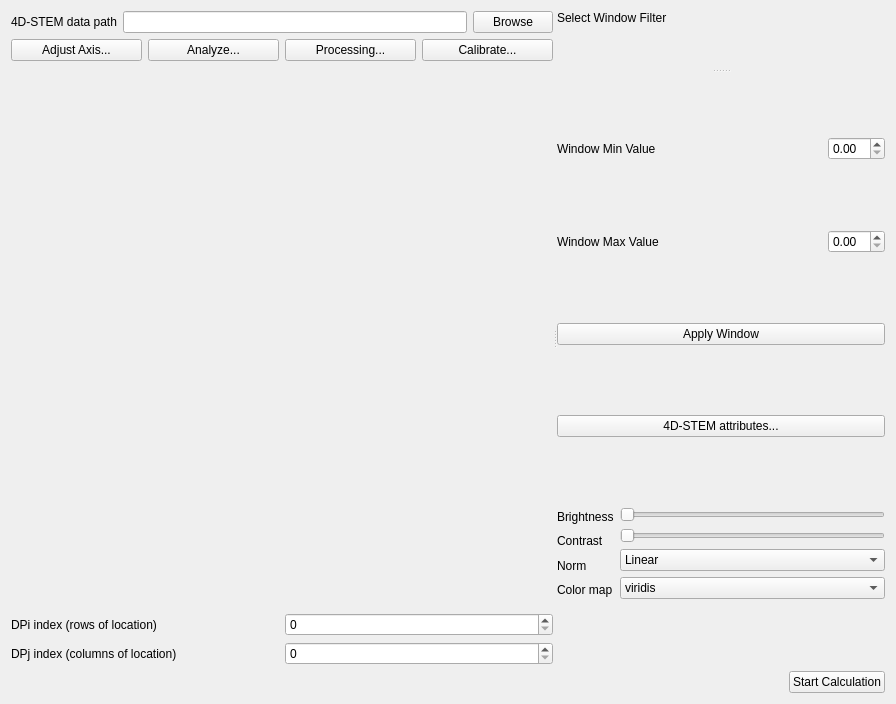
ManifoldsHu/FourDExplorer, file ui/uiPageBkgrdFourDSTEM.ui: the form before one commit.
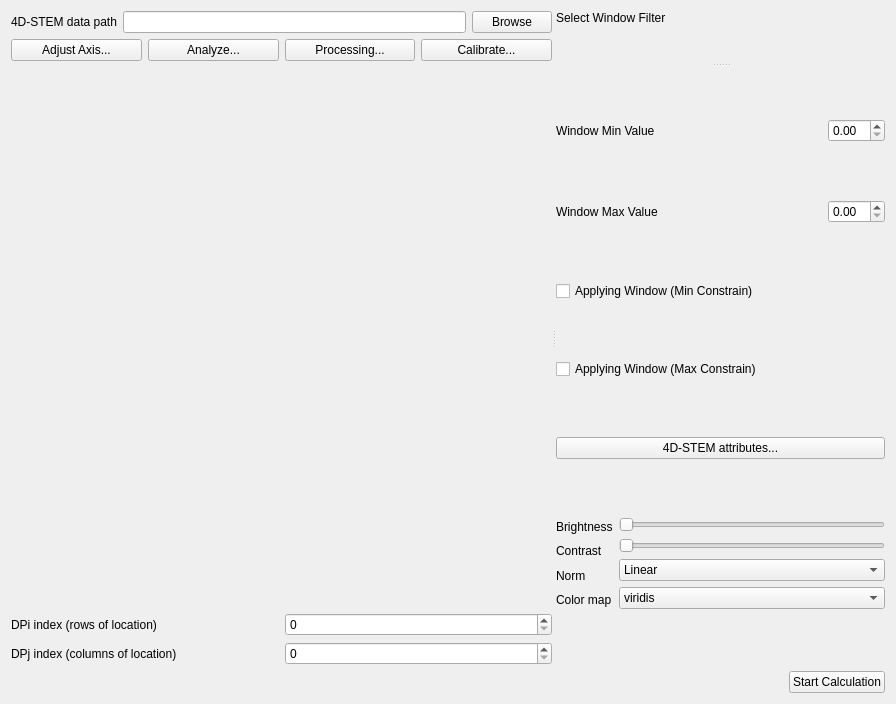
The form after the commit. Custom widgets are drawn as their Qt base class.

Commit message: Add Functions for PageBkgrdFourDSTEM.py, and make DialogSaveFourDSTEM independent in module.

Diff of the .ui file:
```diff
--- a/ui/uiPageBkgrdFourDSTEM.ui
+++ b/ui/uiPageBkgrdFourDSTEM.ui
@@ -186,9 +186,16 @@
          </layout>
         </item>
         <item>
-         <widget class="QPushButton" name="pushButton_apply_window">
+         <widget class="QCheckBox" name="checkBox_apply_window_min">
           <property name="text">
-           <string>Apply Window</string>
+           <string>Applying Window (Min Constrain)</string>
+          </property>
+         </widget>
+        </item>
+        <item>
+         <widget class="QCheckBox" name="checkBox_apply_window_max">
+          <property name="text">
+           <string>Applying Window (Max Constrain)</string>
           </property>
          </widget>
         </item>
```
The commit also changes 8 other files.
